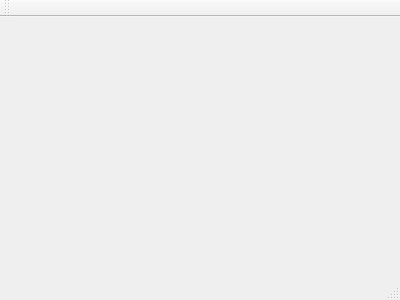
Old version of the form hello/mainwindow.ui in the repository jryou/test.
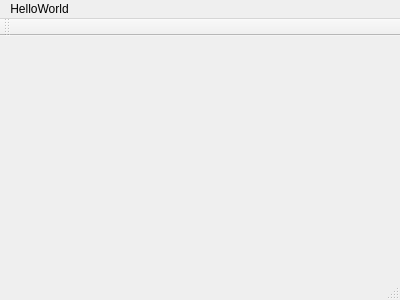
New version of the form.

```diff
--- a/hello/mainwindow.ui
+++ b/hello/mainwindow.ui
@@ -12,13 +12,34 @@
   <property name="windowTitle" >
    <string>MainWindow</string>
   </property>
-  <widget class="QMenuBar" name="menuBar" />
-  <widget class="QToolBar" name="mainToolBar" />
-  <widget class="QWidget" name="centralWidget" />
-  <widget class="QStatusBar" name="statusBar" />
+  <widget class="QWidget" name="centralWidget"/>
+  <widget class="QMenuBar" name="menuBar">
+   <property name="geometry">
+    <rect>
+     <x>0</x>
+     <y>0</y>
+     <width>400</width>
+     <height>22</height>
+    </rect>
+   </property>
+   <widget class="QMenu" name="menuHelloWorld">
+    <property name="title">
+     <string>HelloWorld</string>
+    </property>
+   </widget>
+   <addaction name="menuHelloWorld"/>
+  </widget>
+  <widget class="QToolBar" name="mainToolBar">
+   <attribute name="toolBarArea">
+    <enum>TopToolBarArea</enum>
+   </attribute>
+   <attribute name="toolBarBreak">
+    <bool>false</bool>
+   </attribute>
+  </widget>
+  <widget class="QStatusBar" name="statusBar"/>
  </widget>
- <layoutDefault spacing="6" margin="11" />
- <pixmapfunction></pixmapfunction>
+ <layoutdefault spacing="6" margin="11"/>
  <resources/>
  <connections/>
 </ui>
```
Left out of the diff: 7 changed lines with no effect on the pictures.
